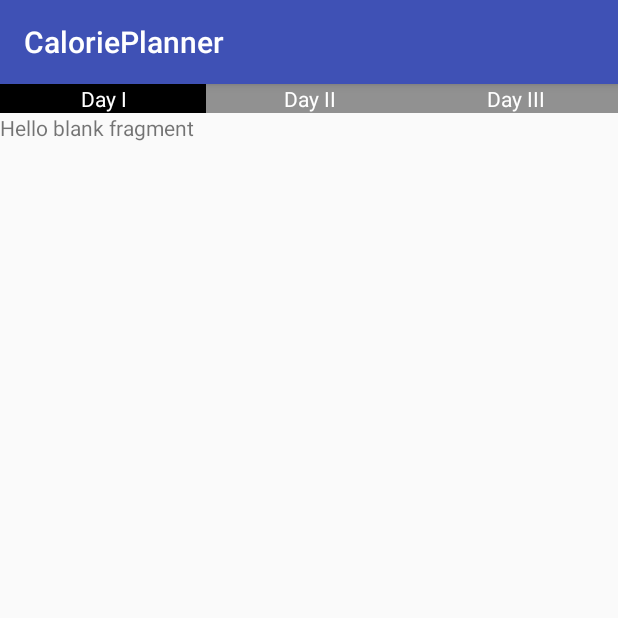
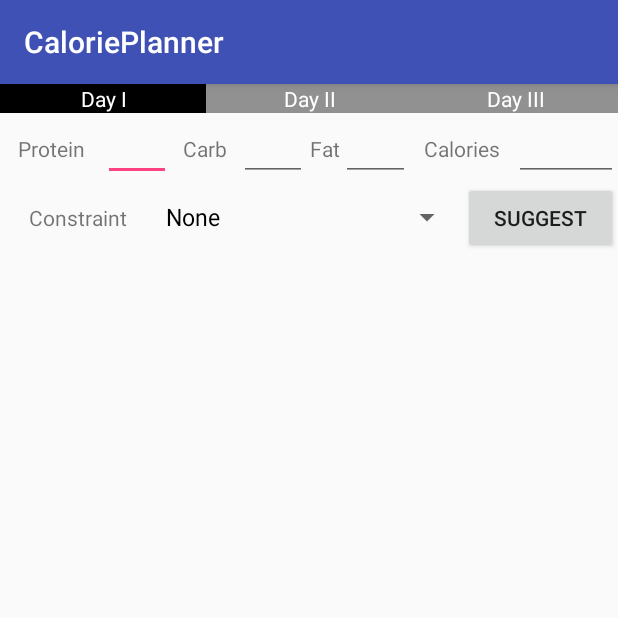
Before and after one commit to GiorgiSheklashvili/CaloriePlanner, an Android app: the ObjectFragment screen opened directly, with no data from a screen before it, on a phone screen of 412 x 824 dp, the top half of it. Run offline under Robolectric (Android 15) with nearby library versions, the phone set to English and light mode, and no system bars.

```diff
--- a/app/src/main/java/home/gio/calorieplanner/view/GroceriesListFragment.java
+++ b/app/src/main/java/home/gio/calorieplanner/view/GroceriesListFragment.java
@@ -3,9 +3,7 @@ package home.gio.calorieplanner.view;
 
 import android.os.Bundle;
 import android.support.annotation.Nullable;
-import android.support.v4.app.FragmentActivity;
 import android.support.v4.view.ViewPager;
-import android.support.v7.app.ActionBar;
 import android.support.v7.app.AppCompatActivity;
 import android.view.View;
 import android.view.ViewGroup;
--- a/app/src/main/java/home/gio/calorieplanner/view/ObjectFragment.java
+++ b/app/src/main/java/home/gio/calorieplanner/view/ObjectFragment.java
@@ -6,23 +6,29 @@ import android.support.v4.app.Fragment;
 import android.view.LayoutInflater;
 import android.view.View;
 import android.view.ViewGroup;
+import android.widget.ArrayAdapter;
+import android.widget.Spinner;
 
 import home.gio.calorieplanner.R;
 
 public class ObjectFragment extends Fragment {
     public static final String ARG_OBJECT = "object";
+
     public ObjectFragment() {
         // Required empty public constructor
     }
 
 
-
     @Override
     public View onCreateView(LayoutInflater inflater, ViewGroup container,
                              Bundle savedInstanceState) {
-        View rootView=inflater.inflate(R.layout.fragment_object, container, false);
-        Bundle args=getArguments();
-
+        View rootView = inflater.inflate(R.layout.fragment_object, container, false);
+        String[] items = new String[]{"None", "Vegetarian", "Vegan", "Raw Vegan", "Paleo"};
+        Spinner spinner = (Spinner) rootView.findViewById(R.id.contraintSpinner);
+        ArrayAdapter<String> adapter=new ArrayAdapter<String>(getActivity(),android.R.layout.simple_spinner_dropdown_item,items);
+        adapter.setDropDownViewResource(android.R.layout.simple_spinner_dropdown_item);
+        spinner.setAdapter(adapter);
+        Bundle args = getArguments();
         return rootView;
     }
 
--- a/app/src/main/res/layout/fragment_object.xml
+++ b/app/src/main/res/layout/fragment_object.xml
@@ -1,13 +1,94 @@
-<FrameLayout xmlns:android="http://schemas.android.com/apk/res/android"
+<LinearLayout xmlns:android="http://schemas.android.com/apk/res/android"
     xmlns:tools="http://schemas.android.com/tools"
     android:layout_width="match_parent"
     android:layout_height="match_parent"
-    tools:context="home.gio.calorieplanner.view.ObjectFragment">
-
-    <!-- TODO: Update blank fragment layout -->
+    tools:context="home.gio.calorieplanner.view.ObjectFragment"
+    android:orientation="vertical"
+    >
+<LinearLayout
+    android:layout_width="match_parent"
+    android:layout_height="wrap_content"
+    android:orientation="horizontal"
+    >
     <TextView
+        android:layout_width="0dp"
+        android:layout_height="wrap_content"
+        android:text="@string/protein"
+        android:layout_weight="3"
+        android:gravity="center"
+        />
+    <EditText
+        android:layout_width="0dp"
+        android:layout_height="wrap_content"
+        android:inputType="number"
+        android:layout_weight="2"
+        />
+    <TextView
+        android:layout_width="0dp"
+        android:layout_height="wrap_content"
+        android:text="@string/carb"
+        android:layout_weight="2"
+        android:gravity="center"
+        />
+    <EditText
+        android:layout_width="0dp"
+        android:layout_height="wrap_content"
+        android:inputType="number"
+        android:layout_weight="2"
+        />
+    <TextView
+        android:layout_width="0dp"
+        android:layout_height="wrap_content"
+        android:text="@string/fat"
+        android:layout_weight="1"
+        android:gravity="center"
+        />
+    <EditText
+        android:layout_width="0dp"
+        android:layout_height="wrap_content"
+        android:inputType="number"
+        android:layout_weight="2"
+        />
+    <TextView
+        android:layout_width="0dp"
+        android:layout_height="wrap_content"
+        android:text="@string/calories"
+        android:layout_weight="3"
+        android:gravity="center"
+        />
+    <EditText
+        android:layout_width="0dp"
+        android:layout_height="wrap_content"
+        android:inputType="number"
+        android:layout_weight="3"
+        />
+</LinearLayout>
+<LinearLayout
+    android:layout_width="match_parent"
+    android:layout_height="wrap_content"
+    android:orientation="horizontal"
+    >
+    <TextView
+        android:layout_width="0dp"
+        android:layout_height="wrap_content"
+        android:text="@string/constraint"
+        android:layout_weight="1"
+        android:gravity="center"
+        />
+    <Spinner
+        android:id="@+id/contraintSpinner"
+        android:layout_width="0dp"
+        android:layout_height="wrap_content"
+        android:layout_weight="2"
+        />
+    <Button
+        android:layout_width="0dp"
+        android:layout_height="wrap_content"
+        android:text="@string/suggest"
+        android:layout_weight="1"
+        />
+</LinearLayout>
+    <android.support.v7.widget.RecyclerView
         android:layout_width="match_parent"
-        android:layout_height="match_parent"
-        android:text="@string/hello_blank_fragment" />
-
-</FrameLayout>
+        android:layout_height="wrap_content" />
+</LinearLayout>
--- a/app/src/main/res/values/strings.xml
+++ b/app/src/main/res/values/strings.xml
@@ -16,8 +16,11 @@
         <item>Nugeshi</item>
     </string-array>
     <string name="plus">adding new tabs</string>
-
-    <!-- TODO: Remove or change this placeholder text -->
-    <string name="hello_blank_fragment">Hello blank fragment</string>
+    <string name="protein">Protein</string>
+    <string name="carb">Carb</string>
+    <string name="fat">Fat</string>
+    <string name="calories">Calories</string>
+    <string name="constraint">Constraint</string>
+    <string name="suggest">Suggest</string>
 
 </resources>
```
Also changed, not shown: app/src/main/java/home/gio/calorieplanner/Constants.java (+19 -4 lines), app/src/main/java/home/gio/calorieplanner/model/CalorieCalculator.java (added, +93 -0 lines), 1 other file.
